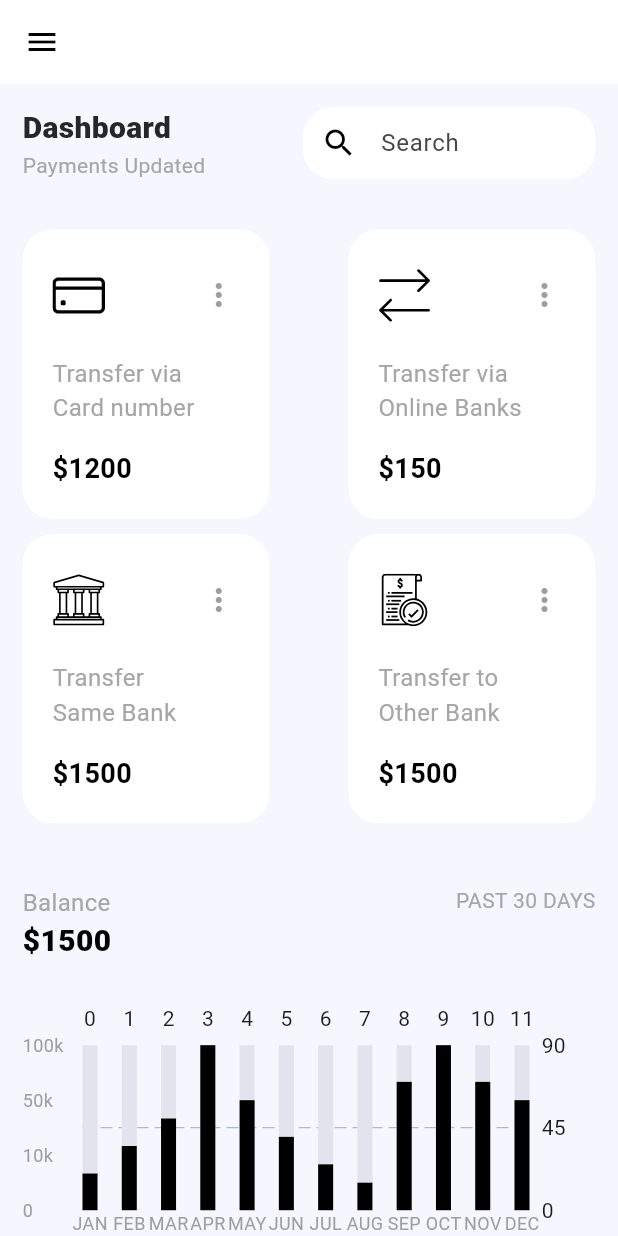
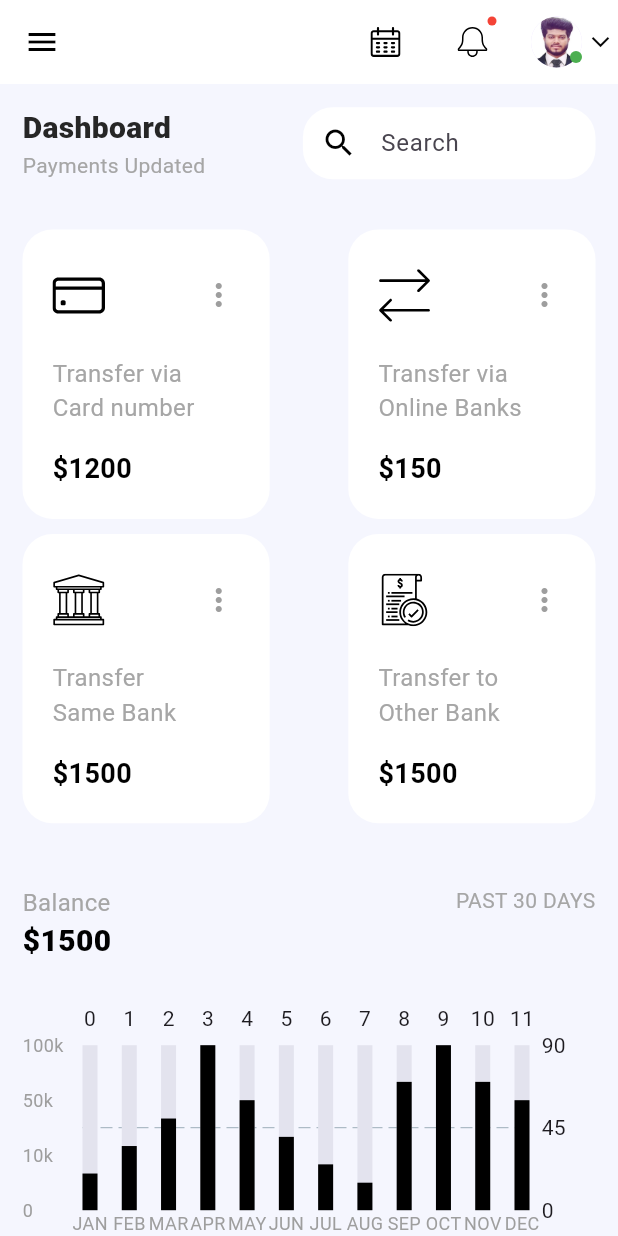
Before and after one commit to Jahid01234/Response_Dashboard_Design, a Flutter app: the screen it shows after launch, on a phone screen of 412 x 824 dp. Run offline on Flutter 3.47's test engine with Material 3 defaults, Android fonts, the phone set to English and light mode, and no system bars; drawn by our look-alikes of fl_chart; our stand-ins replace flutter_svg.

Commit message:
- add header_action_items widget

```diff
--- a/lib/presentation/screen/dashboard_screen.dart
+++ b/lib/presentation/screen/dashboard_screen.dart
@@ -3,6 +3,7 @@ import 'package:responsive_dashboard/config/responsive.dart';
 import 'package:responsive_dashboard/config/size_config.dart';
 import 'package:responsive_dashboard/data/model/model.dart';
 import 'package:responsive_dashboard/presentation/widgets/bar_chart_representation.dart';
+import 'package:responsive_dashboard/presentation/widgets/header_action_items.dart';
 import 'package:responsive_dashboard/presentation/widgets/header_parts.dart';
 import 'package:responsive_dashboard/presentation/widgets/show_history.dart';
 import 'package:responsive_dashboard/presentation/widgets/side_drawer_menu.dart';
@@ -36,6 +37,9 @@ class DashboardScreen extends StatelessWidget {
                   color: Colors.black,
                 ),
               ),
+              actions: const [
+                HeaderActionItems()
+              ],
             )
           : const PreferredSize(
               preferredSize: Size.zero,
@@ -167,8 +171,25 @@ class DashboardScreen extends StatelessWidget {
             Expanded(
               flex: 4,
               child: Container(
+                height: SizeConfig.screenHeight,
+                width: double.infinity,
                 decoration: const BoxDecoration(
-                  color: Colors.amber,
+                  color: MyAppColor.secondaryBg,
+                ),
+                child: SingleChildScrollView(
+                  padding:  Responsive.isDesktop(context)
+                      ? const EdgeInsets.symmetric(
+                    vertical: 30,horizontal: 30,
+                  )
+                      : const EdgeInsets.symmetric(
+                    vertical: 15,horizontal: 15,
+                  ),
+                  child: const Column(
+                    crossAxisAlignment: CrossAxisAlignment.start,
+                    children: [
+                       HeaderActionItems(),
+                    ],
+                  ),
                 ),
               ),
             ),
--- /dev/null
+++ b/lib/presentation/widgets/header_action_items.dart
@@ -0,0 +1,75 @@
+import 'package:flutter/material.dart';
+import 'package:flutter_svg/flutter_svg.dart';
+
+class HeaderActionItems extends StatelessWidget {
+  const HeaderActionItems({super.key});
+
+  @override
+  Widget build(BuildContext context) {
+    return  Row(
+      mainAxisAlignment: MainAxisAlignment.end,
+      children: [
+        IconButton(
+          onPressed: () {},
+          icon: SvgPicture.asset(
+            "assets/images/calendar.svg",
+            width: 20,
+          ),
+        ),
+        const SizedBox(width: 10),
+        Stack(
+          children: [
+            IconButton(
+              onPressed: () {},
+              icon: SvgPicture.asset(
+                "assets/images/notification.svg",
+                width: 20,
+              ),
+            ),
+            const Positioned(
+              top: 7,
+              right: 8,
+              child: CircleAvatar(
+                radius: 3,
+                backgroundColor: Colors.red,
+              ),
+            ),
+          ],
+        ),
+        const SizedBox(width: 15),
+        const Row(
+          children: [
+            Stack(
+              children: [
+                CircleAvatar(
+                  radius: 17,
+                  backgroundImage: AssetImage(
+                      "assets/images/jahid_pic.jpg",
+                  ),
+                ),
+                Positioned(
+                  bottom: 3,
+                  right: 0,
+                  child: CircleAvatar(
+                    radius: 4,
+                    backgroundColor: Colors.green,
+                  ),
+                ),
+              ],
+            ),
+            SizedBox(width: 5),
+            RotatedBox(
+              quarterTurns: 7,
+              child: Icon(
+                Icons.arrow_back_ios_new,
+                size: 14,
+                color: Colors.black,
+              ),
+            ),
+            SizedBox(width: 5),
+          ],
+        ),
+      ],
+    );
+  }
+}
```
